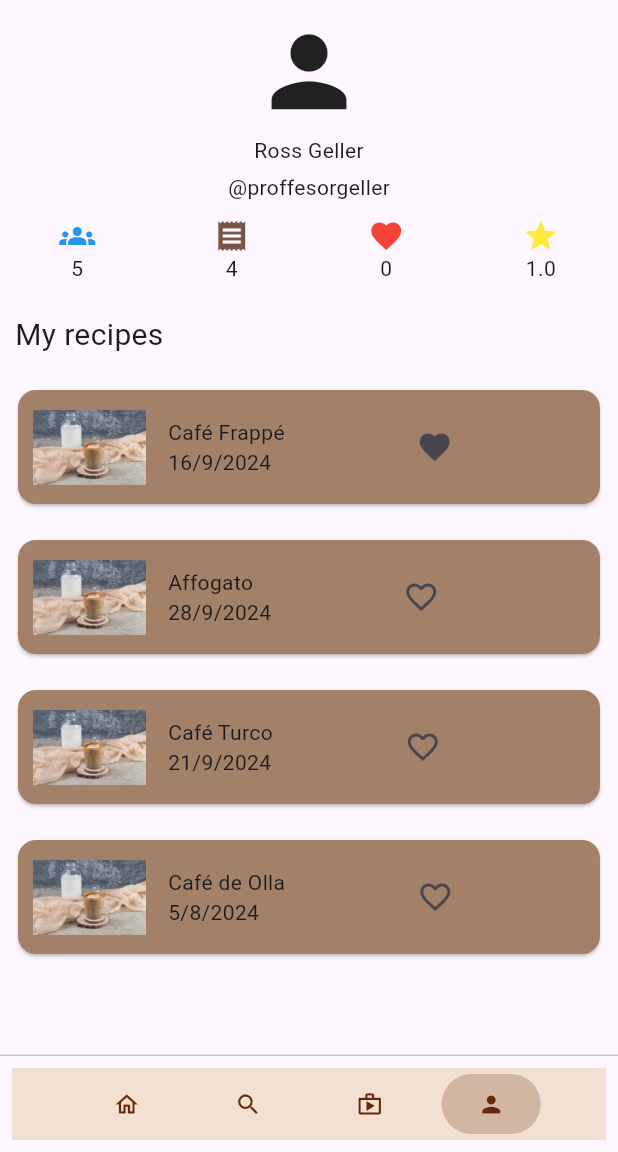
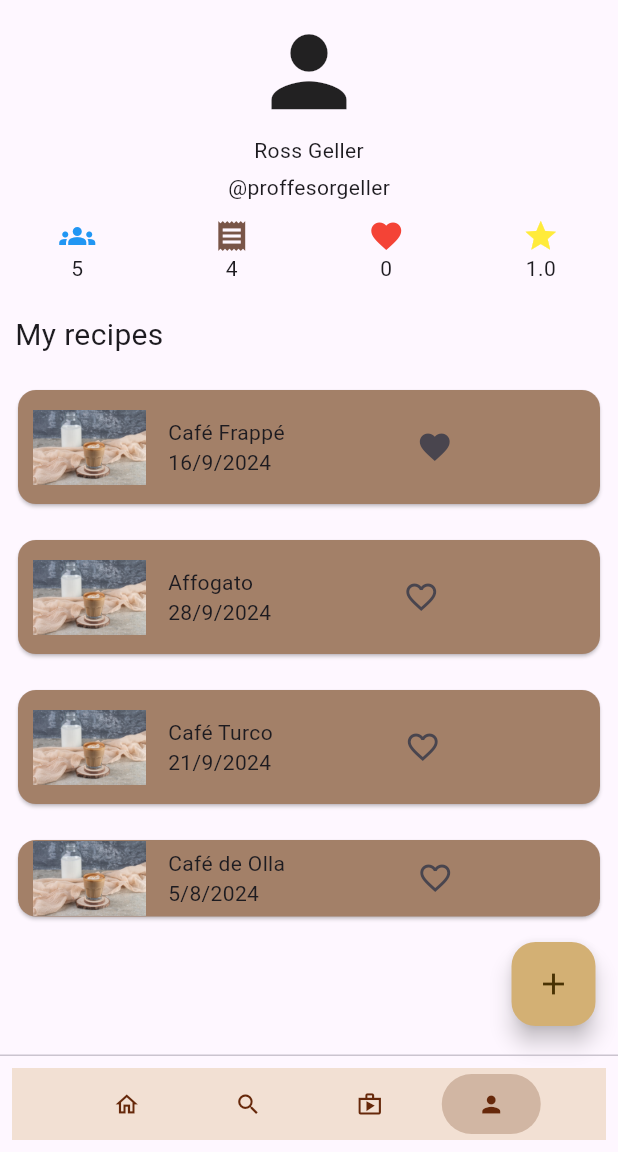
Before and after one commit to YhDiaz/CentralPerk, a Flutter app: the ProfilePage screen opened directly, on a phone screen of 412 x 824 dp, the part 84-1236 px from its top. Run offline on Flutter 3.47's test engine with Material 3 defaults, Android fonts, the phone set to English and light mode, and no system bars; our stand-ins replace easy_splash_screen.

Commit message:
Add floating button to create recipes

```diff
--- a/lib/pages/page_profile.dart
+++ b/lib/pages/page_profile.dart
@@ -118,7 +118,7 @@ class _ProfilePageState extends State<ProfilePage> {
             ConstrainedBox(
               constraints: const BoxConstraints( // Scroll box size.
                 minHeight: 350,
-                maxHeight: 400,
+                maxHeight: 375,
               ),
               child: CarouselView(
                 scrollDirection: Axis.vertical,
@@ -136,6 +136,22 @@ class _ProfilePageState extends State<ProfilePage> {
                 })
               ),
             ),
+            const SizedBox(height: 5,),
+            Row(
+              mainAxisAlignment: MainAxisAlignment.end,
+              children: [
+                Padding(
+                  padding: const EdgeInsets.only(right: 15),
+                  child: FloatingActionButton(
+                    onPressed: () => {},
+                    backgroundColor: const Color.fromARGB(255, 211, 176, 116),
+                    foregroundColor: const Color.fromARGB(255, 73, 50, 3),
+                    tooltip: 'Create new recipe',
+                    child: const Icon(Icons.add),
+                  ),
+                ),
+              ],
+            )
           ],
         ),
       ),
```
